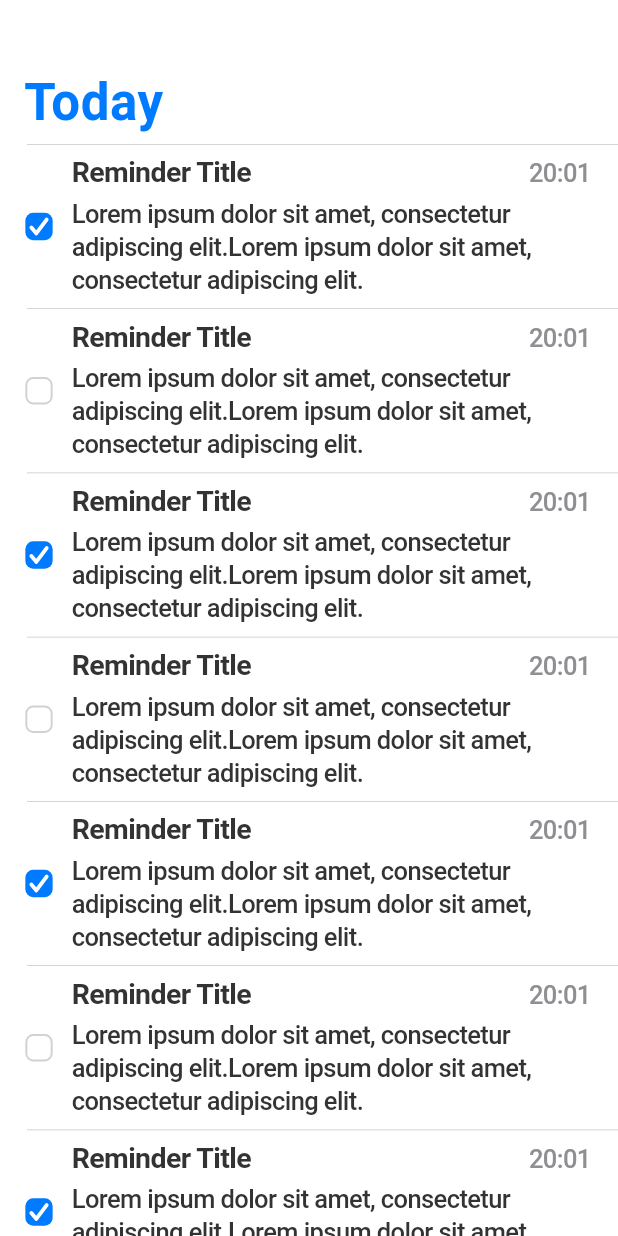
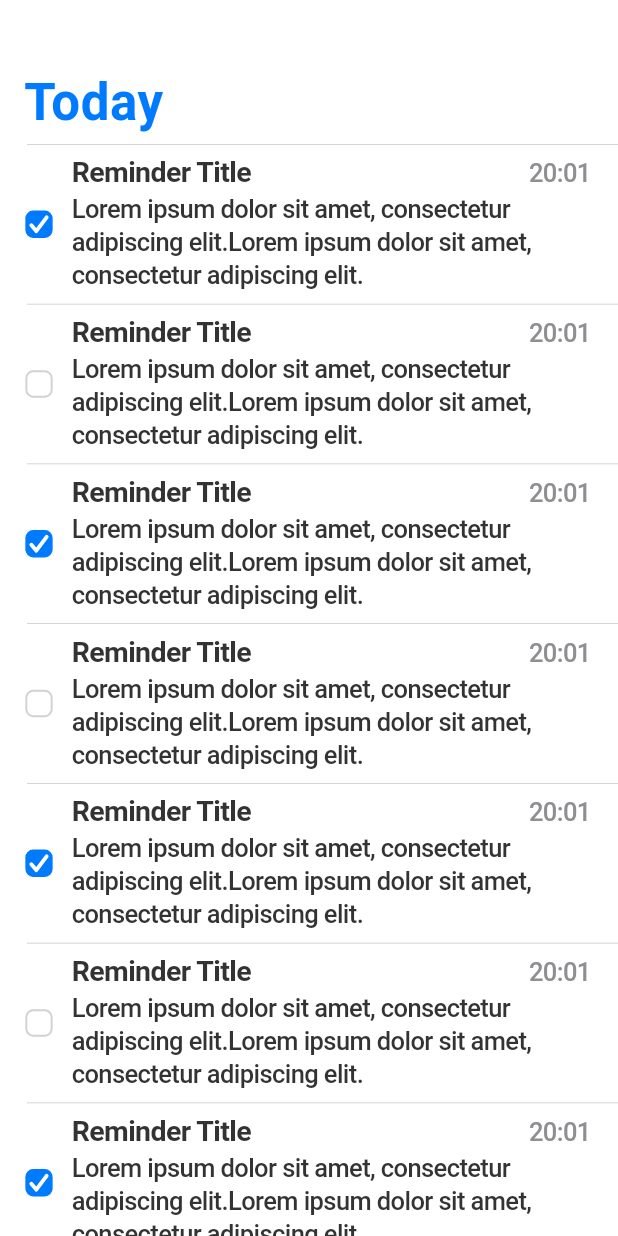
Before and after one commit to Rollfreeze/reminder_lite_flutter, a Flutter app: the TodayScreen screen opened by its route, on a phone screen of 412 x 824 dp. Run offline on Flutter 3.47's test engine with Material 3 defaults, Android fonts, the phone set to English and light mode, and no system bars; our stand-ins replace auto_route, bloc, flutter_bloc, freezed_annotation; missing offline and left inert: progress_circle; generated files the repository leaves out were written again.

Commit message:
refactor: reduce title spacing of ReminderListingItem

```diff
--- a/lib/core/widgets/reminder_listing_item.dart
+++ b/lib/core/widgets/reminder_listing_item.dart
@@ -21,7 +21,7 @@ class ReminderListingItem extends StatelessWidget {
         Expanded(
           child: Column(
             mainAxisSize: MainAxisSize.min,
-            spacing: 5,
+            spacing: 2,
             children: [
               Row(
                 crossAxisAlignment: CrossAxisAlignment.start,
```
